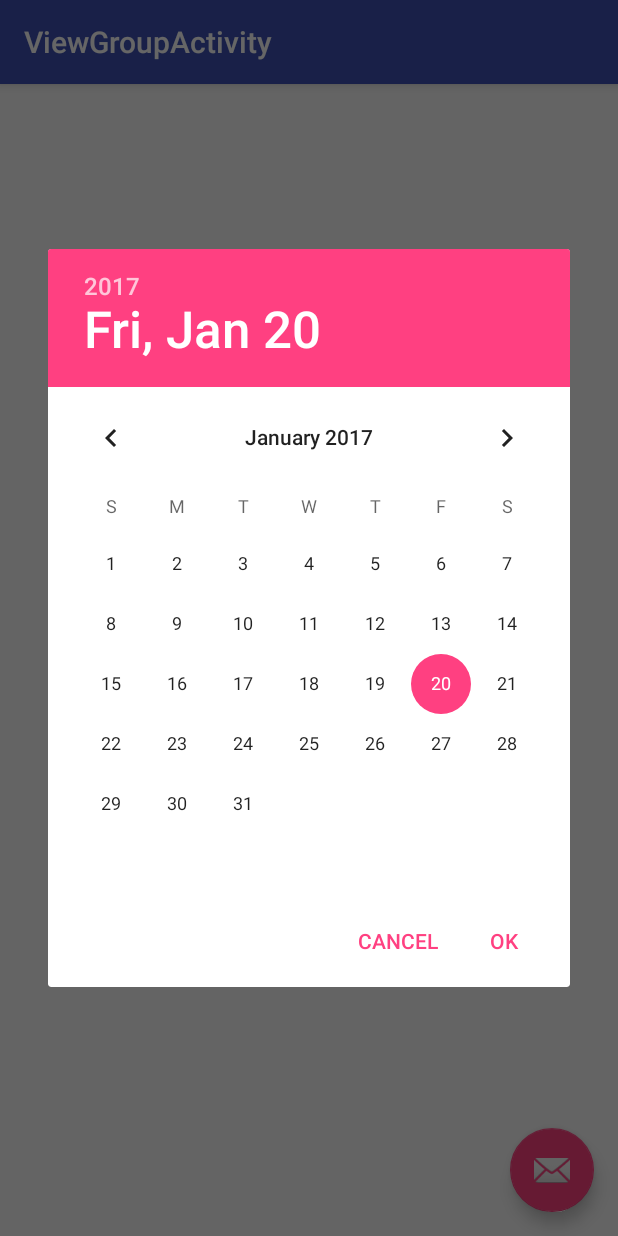
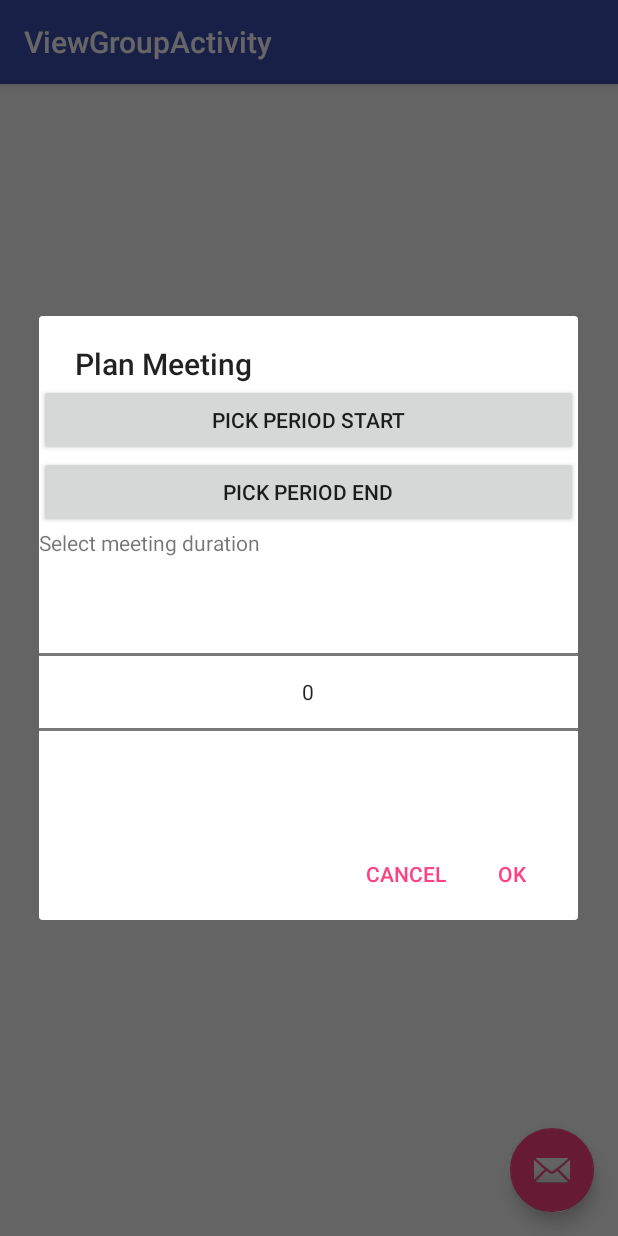
Before and after one commit to SimonIlic/project-psychic-waffle, an Android app: the ViewGroupActivity screen opened directly, with no data from a screen before it, after a tap on an icon or button, on a phone screen of 412 x 824 dp. Run offline under Robolectric (Android 15) with nearby library versions, the phone set to English and light mode, and no system bars; 4 statements that could not run were skipped.

Commit message:
Worked on PlanMeetingDialog

```diff
--- a/AutoMeetup/app/src/main/java/mprog/nl/automeetup/DatePickerFragment.java
+++ b/AutoMeetup/app/src/main/java/mprog/nl/automeetup/DatePickerFragment.java
@@ -4,6 +4,7 @@ import android.app.DatePickerDialog;
 import android.app.Dialog;
 import android.app.DialogFragment;
 import android.os.Bundle;
+import android.view.View;
 import android.widget.DatePicker;
 
 import java.util.Calendar;
--- /dev/null
+++ b/AutoMeetup/app/src/main/java/mprog/nl/automeetup/PlanMeetingDialogFragment.java
@@ -0,0 +1,59 @@
+package mprog.nl.automeetup;
+
+import android.app.AlertDialog;
+import android.app.Dialog;
+import android.app.DialogFragment;
+import android.content.DialogInterface;
+import android.os.Bundle;
+import android.view.LayoutInflater;
+import android.view.View;
+import android.widget.Button;
+import android.widget.Toast;
+
+/** Plan meeting dialog fragment handles meeting request
+ *
+ * Created by Simon on 20-1-2017.
+ */
+
+public class PlanMeetingDialogFragment extends DialogFragment implements View.OnClickListener{
+    @Override
+    public Dialog onCreateDialog(Bundle savedInstanceState) {
+        // Use the Builder class for convenient dialog construction
+        AlertDialog.Builder builder = new AlertDialog.Builder(getActivity());
+        // Get the layout inflater and layout view
+        LayoutInflater inflater = getActivity().getLayoutInflater();
+        View layoutView = inflater.inflate(R.layout.plan_meeting_dialog_layout, null);
+
+        // set button onClickListeners
+        Button startDateButton = (Button) layoutView.findViewById(R.id.periodStartButton);
+        Button endDateButton = (Button) layoutView.findViewById(R.id.periodEndButton);
+        startDateButton.setOnClickListener(this);
+        endDateButton.setOnClickListener(this);
+
+        builder.setTitle("Plan Meeting")
+                .setView(layoutView)
+                .setPositiveButton("OK", new DialogInterface.OnClickListener() {
+                    public void onClick(DialogInterface dialog, int id) {
+                        // FIRE ZE MISSILES!
+                    }
+                })
+                .setNegativeButton("Cancel", new DialogInterface.OnClickListener() {
+                    public void onClick(DialogInterface dialog, int id) {
+                        // User cancelled the dialog
+                    }
+                });
+        // Create the AlertDialog object and return it
+        return builder.create();
+    }
+
+    @Override
+    public void onClick(View v) {
+        if (R.id.periodStartButton == v.getId()) {
+            Toast.makeText(getActivity(), "Clicked start button", Toast.LENGTH_SHORT).show();
+        }
+        else if (R.id.periodEndButton == v.getId()) {
+            Toast.makeText(getActivity(), "CLicked end button", Toast.LENGTH_SHORT).show();
+        }
+
+    }
+}
--- a/AutoMeetup/app/src/main/java/mprog/nl/automeetup/ViewGroupActivity.java
+++ b/AutoMeetup/app/src/main/java/mprog/nl/automeetup/ViewGroupActivity.java
@@ -1,6 +1,7 @@
 package mprog.nl.automeetup;
 
 import android.app.DatePickerDialog;
+import android.app.Dialog;
 import android.app.DialogFragment;
 import android.os.Bundle;
 import android.support.design.widget.FloatingActionButton;
@@ -13,9 +14,11 @@ import android.view.MenuItem;
 import android.view.View;
 import android.widget.AdapterView;
 import android.widget.ArrayAdapter;
+import android.widget.Button;
 import android.widget.DatePicker;
 import android.widget.ListView;
 import android.widget.TextView;
+import android.widget.Toast;
 
 public class ViewGroupActivity extends AppCompatActivity {
     MeetingGroup group;
@@ -32,8 +35,7 @@ public class ViewGroupActivity extends AppCompatActivity {
         fab.setOnClickListener(new View.OnClickListener() {
             @Override
             public void onClick(View view) {
-                DialogFragment newFragment = new DatePickerFragment();
-                newFragment.show(getFragmentManager(), "datePicker");
+                planNewMeeting();
             }
         });
 
@@ -42,7 +44,8 @@ public class ViewGroupActivity extends AppCompatActivity {
         group = (MeetingGroup) inentBundle.getSerializable("Group");
 
         if (inentBundle.getBoolean("instantPlan", false)) {
-            // startup date/time selector dialog
+            // startup date/time selector dialog immediately
+            planNewMeeting();
         }
 
         setupGroupInfoUI();
@@ -94,4 +97,21 @@ public class ViewGroupActivity extends AppCompatActivity {
     /** removes a member from a group **/
     private void deleteMember(int position) {
     }
+
+    /** handles planning a new meeting **/
+    public void planNewMeeting(){
+        // get dialog
+        DialogFragment meetingPlannerDialogFragment = new PlanMeetingDialogFragment();
+        Dialog meetingPlannerDialog = meetingPlannerDialogFragment.getDialog();
+
+        // set up buttons
+        //Button startDateButton = (Button) meetingPlannerDialog.findViewById(R.id.periodStartButton);
+        //Button endDateButton = (Button) meetingPlannerDialog.findViewById(R.id.periodEndButton);
+
+        //startDateButton.setOnClickListener(this);
+        //endDateButton.setOnClickListener(this);
+
+        // show dialog
+        meetingPlannerDialogFragment.show(getFragmentManager(), "MeetingPlanner");
+    }
 }
--- /dev/null
+++ b/AutoMeetup/app/src/main/res/layout/plan_meeting_dialog_layout.xml
@@ -0,0 +1,29 @@
+<?xml version="1.0" encoding="utf-8"?>
+<LinearLayout xmlns:android="http://schemas.android.com/apk/res/android"
+    android:orientation="vertical" android:layout_width="match_parent"
+    android:layout_height="match_parent">
+
+    <Button
+        android:text="Pick period start"
+        android:layout_width="match_parent"
+        android:layout_height="wrap_content"
+        android:id="@+id/periodStartButton"
+        />
+
+    <Button
+        android:text="Pick period end"
+        android:layout_width="match_parent"
+        android:layout_height="wrap_content"
+        android:id="@+id/periodEndButton" />
+
+    <TextView
+        android:text="@string/select_meeting_duration"
+        android:layout_width="match_parent"
+        android:layout_height="wrap_content"
+        android:id="@+id/textView3" />
+
+    <NumberPicker
+        android:layout_width="match_parent"
+        android:layout_height="wrap_content"
+        android:id="@+id/numberPicker" />
+</LinearLayout>
--- a/AutoMeetup/app/src/main/res/values/strings.xml
+++ b/AutoMeetup/app/src/main/res/values/strings.xml
@@ -14,4 +14,7 @@
 
     <!-- TODO: Remove or change this placeholder text -->
     <string name="hello_blank_fragment">Hello blank fragment</string>
+    <string name="select_meeting_duration">Select meeting duration</string>
+    <string name="select_period_end">Select period end</string>
+    <string name="select_period_start">Select period start</string>
 </resources>
```
